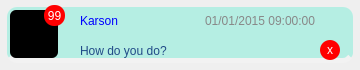
First picture: the form in client/ui/chating_item.ui, repository TT2TER/Echoplex, before the edit.
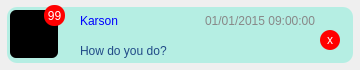
Second picture: the form after the edit.

Diff of the .ui file:
```diff
--- a/client/ui/chating_item.ui
+++ b/client/ui/chating_item.ui
@@ -59,9 +59,9 @@
       <string notr="true">QWidget#widgetMain {
         background-color: rgba(70, 236, 206, 87);
         border-radius: 10px;
-        border-bottom: 5px solid #F2F2F2;
-        padding: 7px;
-        margin: 7px;
+    	border-bottom: 0;
+    	padding: 7px;
+   	 margin: 7px;
     }</string>
      </property>
      <widget class="QWidget" name="avatar" native="true">
@@ -230,7 +230,7 @@
       <property name="geometry">
        <rect>
         <x>320</x>
-        <y>40</y>
+        <y>30</y>
         <width>20</width>
         <height>20</height>
        </rect>
```
